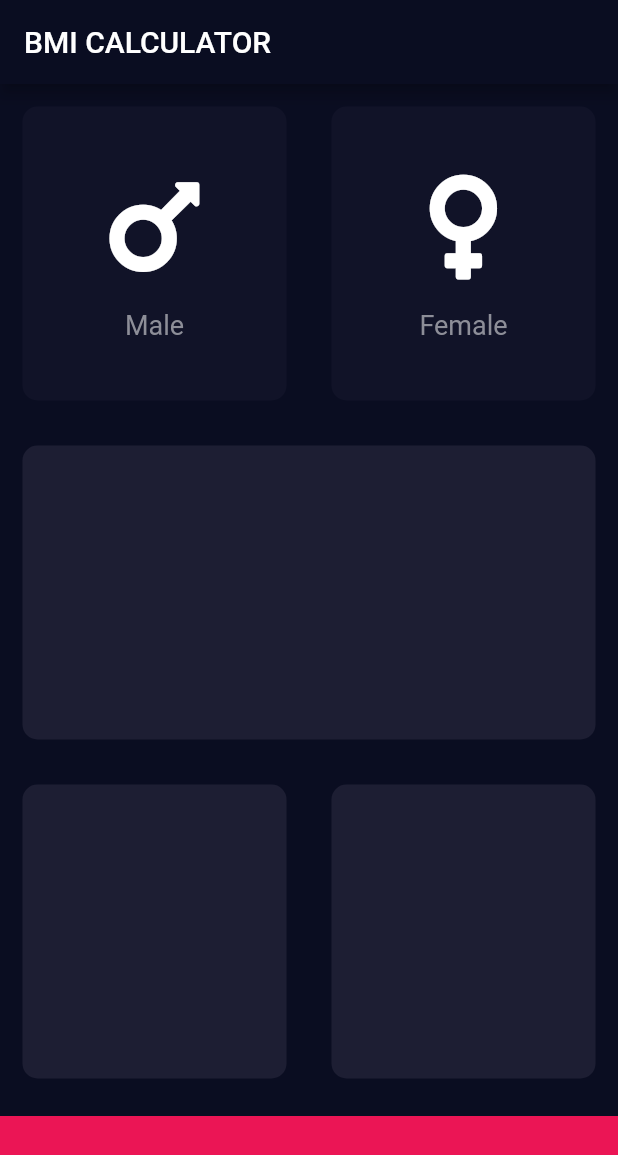
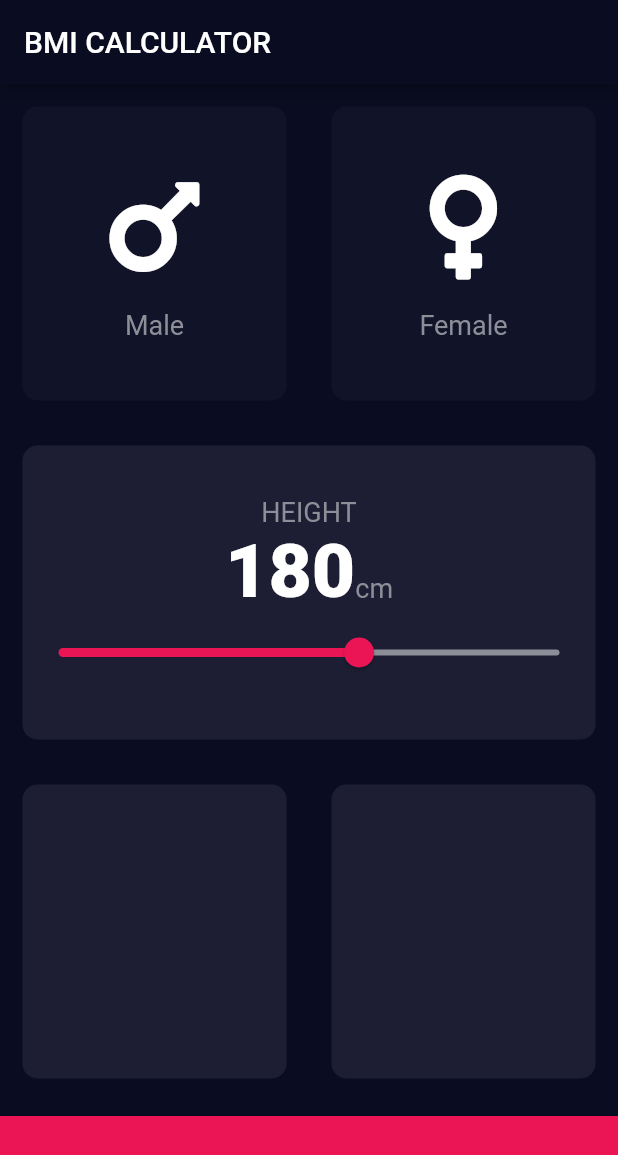
Before and after one commit to nischal08/bmi-calculator-flutter, a Flutter app: the screen it shows after launch, on a phone screen of 412 x 824 dp. Shown: the top 1155 px of the screen. Run offline on Flutter 3.47's test engine with Material 2 defaults, Android fonts, the phone set to English and light mode, and no system bars; our stand-ins replace font_awesome_flutter.

Commit message:
Slider Created

```diff
--- /dev/null
+++ b/lib/constants.dart
@@ -0,0 +1,14 @@
+import 'package:flutter/cupertino.dart';
+
+const kLabelTextStyle = TextStyle(
+  fontSize: 18.0,
+  color: Color(0xFF8D8E98),
+);
+const kNumberStyle=TextStyle(
+  fontSize: 50.0,
+  fontWeight: FontWeight.w900,
+);
+const kBottomContainerHeight = 80.0;
+const kActiveCardColour = Color(0xFF1D1E33);
+const kBottomContainerColour = Color(0xFFEB1555);
+const kInactiveCardColour=Color(0xff111328);
--- a/lib/icon_content.dart
+++ b/lib/icon_content.dart
@@ -1,9 +1,7 @@
+import 'package:bmi_calculator/constants.dart';
 import 'package:flutter/material.dart';
 
-const labelTextStyle = TextStyle(
-  fontSize: 18.0,
-  color: Color(0xFF8D8E98),
-);
+
 
 class IconContent extends StatelessWidget {
   final IconData icon;
@@ -24,7 +22,7 @@ class IconContent extends StatelessWidget {
         ),
         Text(
           label,
-          style: labelTextStyle,
+          style: kLabelTextStyle,
         )
       ],
     );
--- a/lib/input_page.dart
+++ b/lib/input_page.dart
@@ -1,13 +1,11 @@
+import 'package:bmi_calculator/constants.dart';
 import 'package:flutter/cupertino.dart';
 import 'package:flutter/material.dart';
 import 'package:font_awesome_flutter/font_awesome_flutter.dart';
 import 'icon_content.dart';
 import 'reusable_card.dart';
 
-const bottomContainerHeight = 80.0;
-const activeCardColour = Color(0xFF1D1E33);
-const bottomContainerColour = Color(0xFFEB1555);
-const inactiveCardColour=Color(0xff111328);
+
 
 enum Gender{
   male,
@@ -21,7 +19,8 @@ class InputPage extends StatefulWidget {
 }
 
 class _InputPageState extends State<InputPage> {
-  Gender selectedGender=null;
+  Gender selectedGender;
+  int height=180;
   @override
   Widget build(BuildContext context) {
     return Scaffold(
@@ -29,7 +28,9 @@ class _InputPageState extends State<InputPage> {
         title: Text('BMI CALCULATOR'),
       ),
       body: Column(
+        crossAxisAlignment:CrossAxisAlignment.stretch,
         children: [
+
           Expanded(
             child: Row(
               children: [
@@ -41,8 +42,8 @@ class _InputPageState extends State<InputPage> {
                       });
                     },
                     colour: selectedGender == Gender.male
-                        ? activeCardColour
-                        : inactiveCardColour,
+                        ? kActiveCardColour
+                        : kInactiveCardColour,
                     cardChild: IconContent(
                       icon: FontAwesomeIcons.mars,
                       label: "Male",
@@ -55,14 +56,15 @@ class _InputPageState extends State<InputPage> {
                       setState(() {
                         selectedGender = Gender.female;
                       });
+
                     },
                     cardChild: IconContent(
                       icon: FontAwesomeIcons.venus,
                       label: "Female",
                     ),
                     colour: selectedGender == Gender.female
-                        ? activeCardColour
-                        : inactiveCardColour,
+                        ? kActiveCardColour
+                        : kInactiveCardColour,
                   ),
                 ),
               ],
@@ -70,7 +72,35 @@ class _InputPageState extends State<InputPage> {
           ),
           Expanded(
             child: ReusableCard(
-              colour: activeCardColour,
+              cardChild: Column(
+                mainAxisAlignment: MainAxisAlignment.center,
+
+                children: [
+                  Text('HEIGHT',style: kLabelTextStyle),
+                  Row(
+                    textBaseline: TextBaseline.alphabetic,
+                    mainAxisAlignment: MainAxisAlignment.center,
+                    crossAxisAlignment: CrossAxisAlignment.baseline,
+                    children: [
+                      Text(height.toString(),style: kNumberStyle,),
+                      Text("cm",style: kLabelTextStyle,),
+                    ],
+                  ),
+                  Slider(
+                    value: height.toDouble(),
+                    min: 120,
+                    max: 220,
+                    activeColor: Color(0xffEB1555),
+                    inactiveColor: Color(0xFF8D8E98),
+                    onChanged: (double newValue) {
+                      setState(() {
+height=newValue.toInt();
+                      });
+                  },
+                  ),
+                ],
+              ),
+              colour: kActiveCardColour,
             ),
           ),
           Expanded(
@@ -78,20 +108,20 @@ class _InputPageState extends State<InputPage> {
               children: [
                 Expanded(
                   child: ReusableCard(
-                    colour: activeCardColour,
+                    colour: kActiveCardColour,
                   ),
                 ),
                 Expanded(
-                  child: ReusableCard(colour: activeCardColour),
+                  child: ReusableCard(colour: kActiveCardColour),
                 ),
               ],
             ),
           ),
           Container(
-            color: bottomContainerColour,
+            color: kBottomContainerColour,
             margin: EdgeInsets.only(top: 10),
             width: double.infinity,
-            height: bottomContainerHeight,
+            height: kBottomContainerHeight,
           )
         ],
       ),
```
